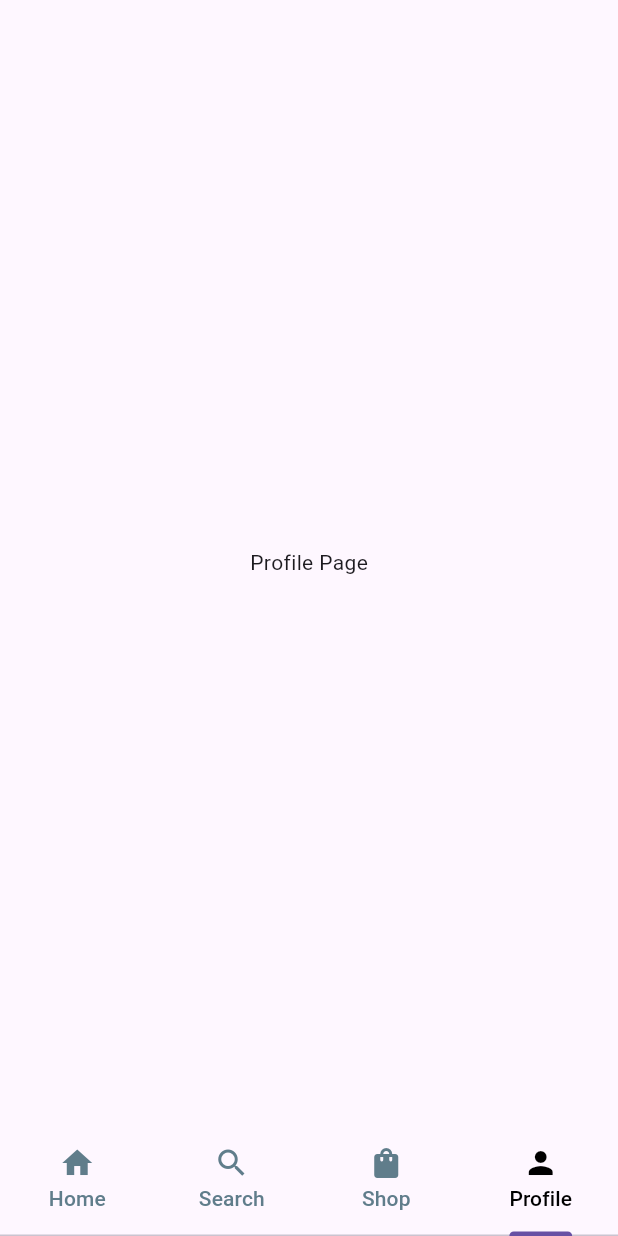
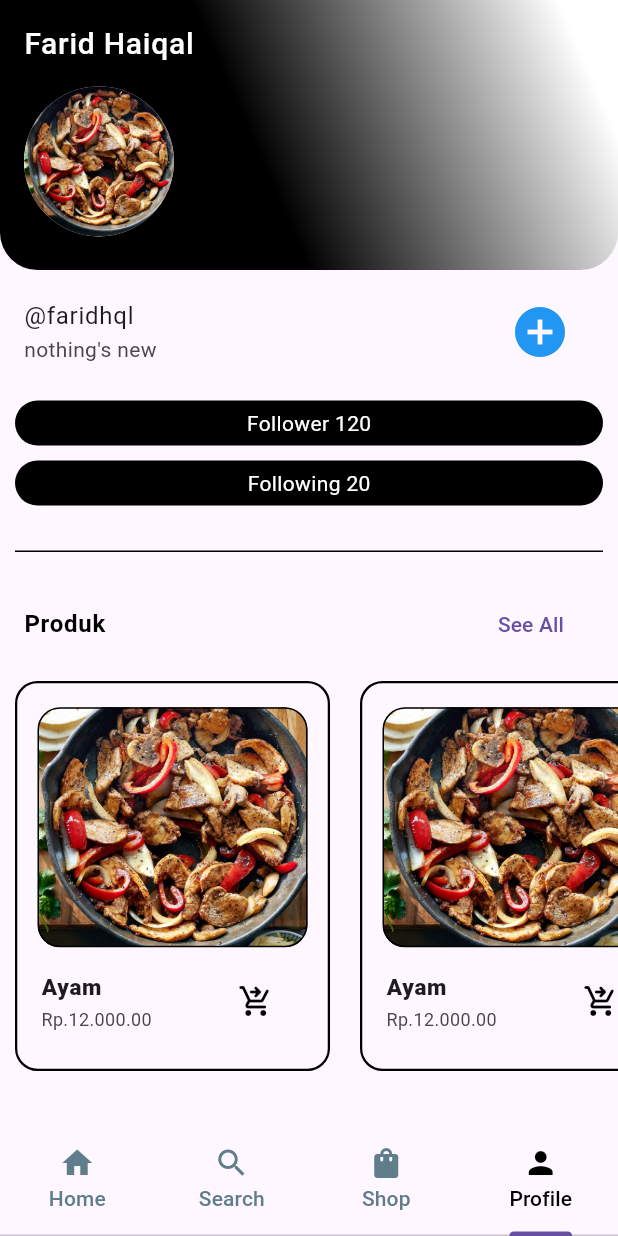
Before and after one commit to faridhaiqal12/shop2, a Flutter app: the screen it shows after launch, item 4 of the bottom bar chosen, on a phone screen of 412 x 824 dp. Run offline on Flutter 3.47's test engine with Material 3 defaults, Android fonts, the phone set to English and light mode, and no system bars.

Commit message:
add profile

```diff
--- a/lib/home.dart
+++ b/lib/home.dart
@@ -1,5 +1,6 @@
 import 'package:flutter/material.dart';
 import 'package:tes/page/homepage.dart';
+import 'package:tes/page/profile.dart';
 import 'package:tes/page/search.dart';
 
 class Home extends StatelessWidget {
@@ -12,10 +13,10 @@ class Home extends StatelessWidget {
       child: Scaffold(
         body: TabBarView(
           children: [
-           Homepage(),
-          Search(),
+            Homepage(),
+            Search(),
             Center(child: Text("Notifications Page")),
-            Center(child: Text("Profile Page")),
+            Profile(),
           ],
         ),
         bottomNavigationBar: TabBar(
@@ -26,7 +27,8 @@ class Home extends StatelessWidget {
             Tab(icon: Icon(Icons.person), text: "Profile"),
           ],
           labelColor: Colors.black, // Warna label tab yang aktif
-          unselectedLabelColor: Colors.blueGrey, // Warna label tab yang tidak aktif
+          unselectedLabelColor:
+              Colors.blueGrey, // Warna label tab yang tidak aktif
           indicatorSize: TabBarIndicatorSize.label,
         ),
       ),
--- a/lib/main.dart
+++ b/lib/main.dart
@@ -4,7 +4,7 @@ import 'package:flutter/material.dart';
 import 'package:tes/splashscreen.dart';
 
 void main(List<String> args) {
-  runApp(MyApp());
+  runApp(const MyApp());
 
 }
 
@@ -13,7 +13,7 @@ class MyApp extends StatelessWidget {
 
   @override
   Widget build(BuildContext context) {
-    return MaterialApp(
+    return const MaterialApp(
       debugShowCheckedModeBanner: false,
       home: SplashScreen() ,
     );
--- a/lib/page/homepage.dart
+++ b/lib/page/homepage.dart
@@ -1,4 +1,6 @@
 import 'package:flutter/material.dart';
+import 'package:tes/page/menu/instant.dart';
+import 'package:tes/page/menu/seafood.dart';
 
 class Homepage extends StatelessWidget {
   const Homepage({super.key});
@@ -138,7 +140,9 @@ class Homepage extends StatelessWidget {
                             ),
                     child: ListTile(
                       leading: Title(color: Colors.black, child: const Text("SEAFOOD",style: TextStyle(color: Colors.white,fontWeight: FontWeight.w800,fontSize: 25),)),
-                      onTap: () {},
+                      onTap: () {
+                        Navigator.of(context).push(MaterialPageRoute(builder: (_) => Seafood()));
+                      },
                     ),
                   ),
                   const SizedBox(
@@ -153,7 +157,9 @@ class Homepage extends StatelessWidget {
                             ),
                     child: ListTile(
                       leading: Title(color: Colors.black, child: const Text("INSTANT FOOD",style: TextStyle(color: Colors.white,fontWeight: FontWeight.w800,fontSize: 25),)),
-                      onTap: () {},
+                      onTap: () {
+                         Navigator.of(context).push(MaterialPageRoute(builder: (_) => Instant()));
+                      },
                     ),
                   ),
                   const SizedBox(
--- /dev/null
+++ b/lib/page/menu/instant.dart
@@ -0,0 +1,16 @@
+import 'package:flutter/material.dart';
+
+class Instant extends StatelessWidget {
+  const Instant({super.key});
+
+  @override
+  Widget build(BuildContext context) {
+    return Scaffold(
+       appBar: AppBar(
+        leading: IconButton(onPressed: (){
+          Navigator.of(context).pop();
+        }, icon: Icon(Icons.arrow_back_ios_new_outlined)),
+      ),
+    );
+  }
+}
--- /dev/null
+++ b/lib/page/menu/seafood.dart
@@ -0,0 +1,19 @@
+
+
+
+import 'package:flutter/material.dart';
+
+class Seafood extends StatelessWidget {
+  const Seafood({super.key});
+
+  @override
+  Widget build(BuildContext context) {
+    return Scaffold(
+      appBar: AppBar(
+        leading: IconButton(onPressed: (){
+          Navigator.of(context).pop();
+        }, icon: Icon(Icons.arrow_back_ios_new_outlined)),
+      ),
+    );
+  }
+}
--- /dev/null
+++ b/lib/page/profile.dart
@@ -0,0 +1,283 @@
+import 'package:flutter/material.dart';
+import 'package:tes/page/post.dart';
+
+class Profile extends StatelessWidget {
+  const Profile({super.key});
+
+  @override
+  Widget build(BuildContext context) {
+    return Scaffold(
+      body: ListView(
+        children: [
+          Container(
+              height: 180,
+              decoration: BoxDecoration(
+                  gradient: LinearGradient(
+                      colors: [Colors.black, Colors.white],
+                      begin: Alignment.bottomCenter),
+                  borderRadius: BorderRadius.only(
+                      bottomLeft: Radius.circular(25),
+                      bottomRight: Radius.circular(25))),
+              child: Column(
+                children: [
+                  Padding(padding: EdgeInsets.all(0.8)),
+                  ListTile(
+                    leading: Title(
+                        color: Colors.white,
+                        child: Text(
+                          "Farid Haiqal",
+                          style: TextStyle(fontSize: 20, color: Colors.white),
+                        )),
+                  ),
+                  Row(
+                    children: [
+                      Padding(padding: EdgeInsets.all(8)),
+                      CircleAvatar(
+                        radius: 50,
+                        // foregroundImage: AssetImage("assets/images/food.png"),
+                        // backgroundImage: AssetImage("assets/images/food.png"),
+                        backgroundImage: AssetImage('assets/images/food2.png'),
+                      ),
+                    ],
+                  )
+                ],
+              )),
+          SizedBox(
+            height: 5,
+          ),
+          ListTile(
+            title: Text("@faridhql"),
+            subtitle: Text("nothing's new"),
+            trailing: IconButton(
+                onPressed: () {
+                  print("add Friend");
+                },
+                icon: Icon(
+                  Icons.add_circle,
+                  color: Colors.blue,
+                  size: 40,
+                )),
+          ),
+          Padding(
+            padding: const EdgeInsets.all(10.0),
+            child: Column(
+              children: [
+                Container(
+                  height: 30,
+                  width: double.infinity,
+                  decoration: BoxDecoration(
+                      borderRadius: BorderRadius.all(Radius.circular(20)),
+                      color: Colors.black),
+                  child: Column(
+                    mainAxisAlignment: MainAxisAlignment.center,
+                    // crossAxisAlignment: CrossAxisAlignment.center,
+                    children: [
+                      Text(
+                        "Follower 120",
+                        style: TextStyle(color: Colors.white),
+                      )
+                    ],
+                  ),
+                ),
+              ],
+            ),
+          ),
+          Padding(
+            padding: const EdgeInsets.only(left: 10, right: 10),
+            child: Column(
+              children: [
+                Container(
+                  height: 30,
+                  width: double.infinity,
+                  decoration: BoxDecoration(
+                      borderRadius: BorderRadius.all(Radius.circular(20)),
+                      color: Colors.black),
+                  child: Column(
+                    mainAxisAlignment: MainAxisAlignment.center,
+                    // crossAxisAlignment: CrossAxisAlignment.center,
+                    children: [
+                      Text(
+                        "Following 20",
+                        style: TextStyle(color: Colors.white),
+                      )
+                    ],
+                  ),
+                ),
+                SizedBox(
+                  height: 30,
+                ),
+                Container(
+                  decoration: BoxDecoration(
+                      border: Border(bottom: BorderSide(color: Colors.black))),
+                )
+              ],
+            ),
+          ),
+          SizedBox(
+            height: 20,
+          ),
+          ListTile(
+            title: Text(
+              "Produk",
+              style:
+                  TextStyle(color: Colors.black, fontWeight: FontWeight.w700),
+            ),
+            trailing: TextButton(onPressed: () {}, child: Text("See All")),
+          ),
+          SingleChildScrollView(
+            scrollDirection: Axis.horizontal,
+            child: Padding(
+              padding: const EdgeInsets.all(10),
+              child: Row(
+                children: [
+                  Column(
+                    children: [
+                      Container(
+                        height: 260,
+                        width: 210,
+                        decoration: BoxDecoration(
+                            border: Border.all(color: Colors.black, width: 1.5),
+                            borderRadius:
+                                BorderRadius.all(Radius.circular(15))),
+                        child: Column(
+                          children: [
+                            Padding(padding: EdgeInsets.all(8.0)),
+                            Container(
+                              height: 160,
+                              width: 180,
+                              decoration: BoxDecoration(
+                                image: DecorationImage(image: AssetImage("assets/images/food2.png"),fit: BoxFit.cover),
+                                  border:
+                                      Border.all(color: Colors.black, width: 1),
+                                  borderRadius:
+                                      BorderRadius.all(Radius.circular(15))),
+                              child: ListTile(),
+                            ),
+                            ListTile(
+                              trailing: IconButton(onPressed: (){}, icon: Icon(Icons.shopping_cart_checkout_rounded,color: Colors.black,)),
+                              title: Text("Ayam",style: TextStyle(fontWeight: FontWeight.w800,fontSize: 15),),
+                              subtitle: Text("Rp.12.000.00",style: TextStyle(fontSize: 12),),
+                            )
+                          ],
+                        ),
+                      )
+                    ],
+                  ),
+                  SizedBox(
+                    width: 20,
+                  ),
+                      Column(
+                    children: [
+                      Container(
+                        height: 260,
+                        width: 210,
+                        decoration: BoxDecoration(
+                            border: Border.all(color: Colors.black, width: 1.5),
+                            borderRadius:
+                                BorderRadius.all(Radius.circular(15))),
+                        child: Column(
+                          children: [
+                            Padding(padding: EdgeInsets.all(8.0)),
+                            Container(
+                              height: 160,
+                              width: 180,
+                              decoration: BoxDecoration(
+                                image: DecorationImage(image: AssetImage("assets/images/food2.png"),fit: BoxFit.cover),
+                                  border:
+                                      Border.all(color: Colors.black, width: 1),
+                                  borderRadius:
+                                      BorderRadius.all(Radius.circular(15))),
+                              child: ListTile(),
+                            ),
+                            ListTile(
+                              trailing: IconButton(onPressed: (){}, icon: Icon(Icons.shopping_cart_checkout_rounded,color: Colors.black,)),
+                              title: Text("Ayam",style: TextStyle(fontWeight: FontWeight.w800,fontSize: 15),),
+                              subtitle: Text("Rp.12.000.00",style: TextStyle(fontSize: 12),),
+                            )
+                          ],
+                        ),
+                      )
+                    ],
+                  ),
+                    SizedBox(
+                    width: 20,
+                  ),
+                      Column(
+                    children: [
+                      Container(
+                        height: 260,
+                        width: 210,
+                        decoration: BoxDecoration(
+                            border: Border.all(color: Colors.black, width: 1.5),
+                            borderRadius:
+                                BorderRadius.all(Radius.circular(15))),
+                        child: Column(
+                          children: [
+                            Padding(padding: EdgeInsets.all(8.0)),
+                            Container(
+                              height: 160,
+                              width: 180,
+                              decoration: BoxDecoration(
+                                image: DecorationImage(image: AssetImage("assets/images/food2.png"),fit: BoxFit.cover),
+                                  border:
+                                      Border.all(color: Colors.black, width: 1),
+                                  borderRadius:
+                                      BorderRadius.all(Radius.circular(15))),
+                              child: ListTile(),
+                            ),
+                            ListTile(
+                              trailing: IconButton(onPressed: (){}, icon: Icon(Icons.shopping_cart_checkout_rounded,color: Colors.black,)),
+                              title: Text("Ayam",style: TextStyle(fontWeight: FontWeight.w800,fontSize: 15),),
+                              subtitle: Text("Rp.12.000.00",style: TextStyle(fontSize: 12),),
+                            )
+                          ],
+                        ),
+                      )
+                    ],
+                  ),
+                    SizedBox(
+                    width: 20,
+                  ),
+                      Column(
+                    children: [
+                      Container(
+                        height: 260,
+                        width: 210,
+                        decoration: BoxDecoration(
+                            border: Border.all(color: Colors.black, width: 1.5),
+                            borderRadius:
+                                BorderRadius.all(Radius.circular(15))),
+                        child: Column(
+                          children: [
+                            Padding(padding: EdgeInsets.all(8.0)),
+                            Container(
+                              height: 160,
+                              width: 180,
+                              decoration: BoxDecoration(
+                                image: DecorationImage(image: AssetImage("assets/images/food2.png"),fit: BoxFit.cover),
+                                  border:
+                                      Border.all(color: Colors.black, width: 1),
+                                  borderRadius:
+                                      BorderRadius.all(Radius.circular(15))),
+                              child: ListTile(),
+                            ),
+                            ListTile(
+                              trailing: IconButton(onPressed: (){}, icon: Icon(Icons.shopping_cart_checkout_rounded,color: Colors.black,)),
+                              title: Text("Ayam",style: TextStyle(fontWeight: FontWeight.w800,fontSize: 15),),
+                              subtitle: Text("Rp.12.000.00",style: TextStyle(fontSize: 12),),
+                            )
+                          ],
+                        ),
+                      )
+                    ],
+                  ),
+
+                ],
+              ),
+            ),
+          )
+        ],
+      ),
+    );
+  }
+}
--- a/lib/page/search.dart
+++ b/lib/page/search.dart
@@ -12,12 +12,12 @@ class Search extends StatelessWidget {
           Padding(
             padding: const EdgeInsets.all(8.0),
             child: Container(
-              decoration: BoxDecoration(
+              decoration: const BoxDecoration(
                 color: Colors.grey,
                 borderRadius: BorderRadius.all(Radius.circular(25))
               ),
-              child: TextField(
-
+              child: const TextField(
+          textInputAction: TextInputAction.go,
               ),
             ),
           )
--- a/lib/splashscreen.dart
+++ b/lib/splashscreen.dart
@@ -20,12 +20,13 @@ class _SplashScreenState extends State<SplashScreen>
     // TODO: implement initState
     super.initState();
     SystemChrome.setEnabledSystemUIMode(SystemUiMode.immersive);
-    Future.delayed(Duration(seconds: 4), () {
+    Future.delayed(const Duration(seconds: 4), () {
       Navigator.of(context)
-          .pushReplacement(MaterialPageRoute(builder: (_) => Home()));
+          .pushReplacement(MaterialPageRoute(builder: (_) => const Home()));
     });
   }
 
+  @override
   void dispose() {
     SystemChrome.setEnabledSystemUIMode(SystemUiMode.manual,
         overlays: SystemUiOverlay.values);
@@ -37,11 +38,11 @@ class _SplashScreenState extends State<SplashScreen>
     return Scaffold(
       body: Container(
         width: double.infinity,
-        decoration: const BoxDecoration(color: Color.fromRGBO(251, 3, 48, 30)),
+        decoration: const BoxDecoration(color: Colors.white),
         child: const Column(
           mainAxisAlignment: MainAxisAlignment.center,
           children: [
-           Icon(Icons.brightness_7_outlined,color: Colors.white,size: 130,)
+           Icon(Icons.brightness_7_outlined,color: Colors.black,size: 130,)
           ],
         ),
       ),
```
Also changed, not shown: assets/images/pp.png (added), lib/page/post.dart (added).
